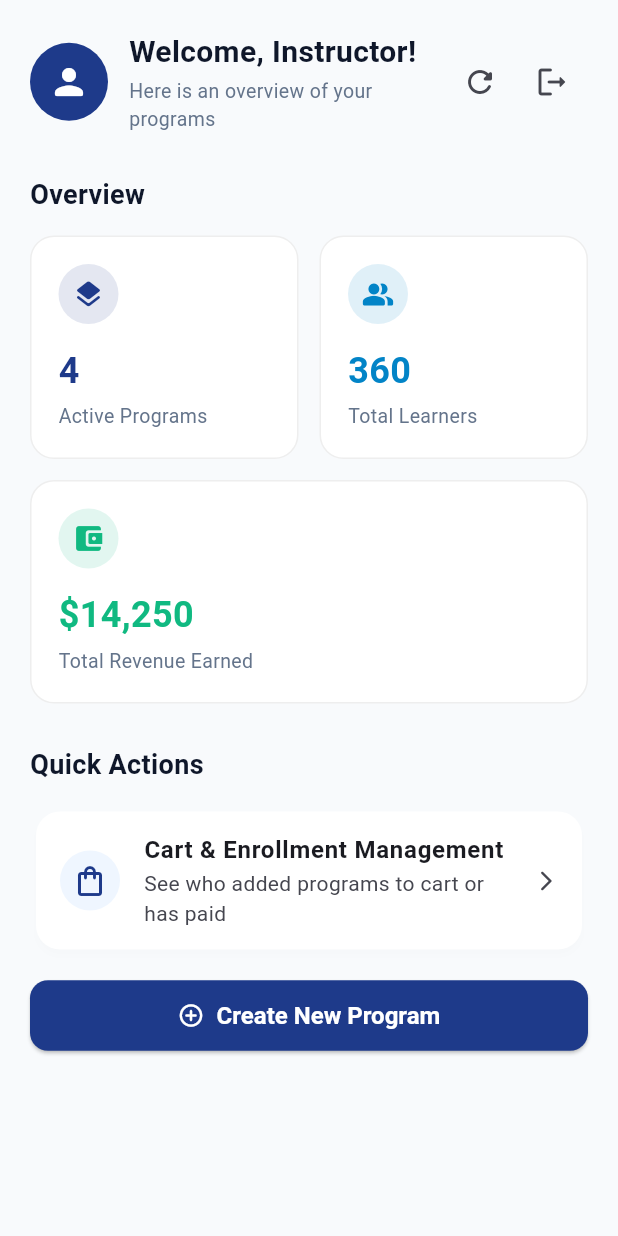
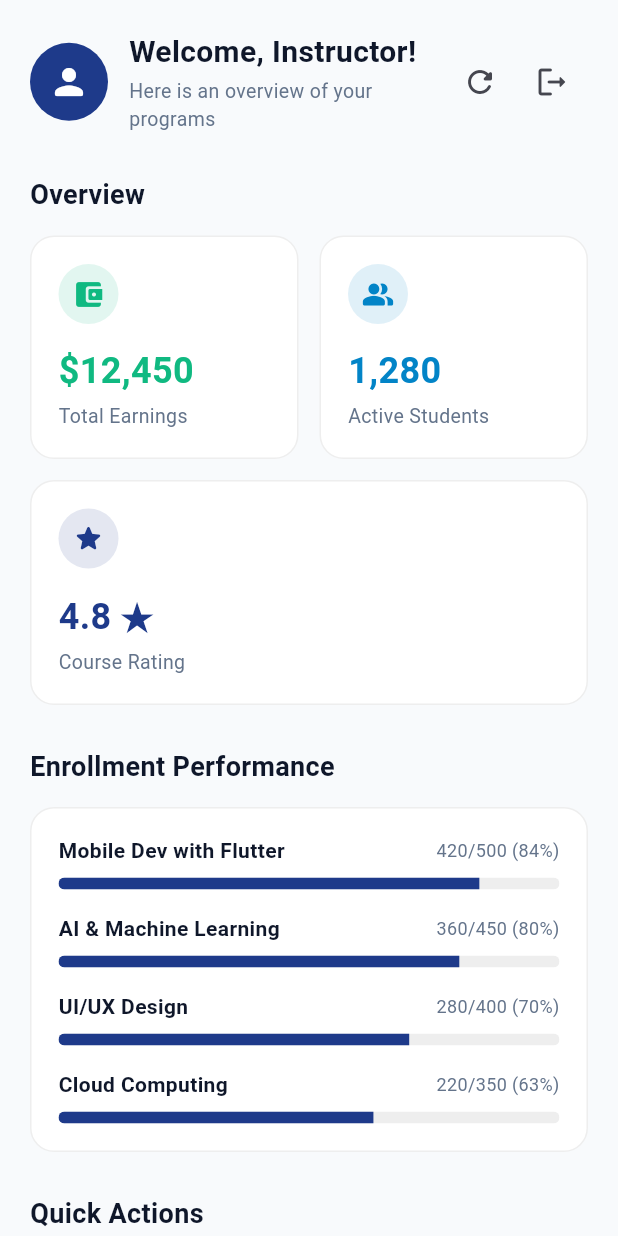
Before and after one commit to irtazaad328/ED-TECH_App, a Flutter app: the TeacherDashboardScreen screen opened by its route, on a phone screen of 412 x 824 dp. Run offline on Flutter 3.47's test engine with Material 3 defaults, Android fonts, the phone set to English and light mode, and no system bars.

Commit message:
Refactor dashboard metrics and enrollment model

```diff
--- a/flutterdemo/lib/screens/teacher/teacher_dashboard_screen.dart
+++ b/flutterdemo/lib/screens/teacher/teacher_dashboard_screen.dart
@@ -4,55 +4,88 @@ import '../../routes/app_routes.dart';
 import '../../theme/app_theme.dart';
 
 // ======================================================================
-// 1. DATA MODEL - holds the 3 dashboard numbers (no hardcoded UI values)
-//    Tip: you can later move this to lib/models/dashboard_metrics.dart
+// 1. DATA MODELS
 // ======================================================================
+
+/// One course's enrollment numbers (drives the progress bars)
+class CourseEnrollment {
+  final String name;
+  final int enrolled;
+  final int capacity;
+
+  const CourseEnrollment({
+    required this.name,
+    required this.enrolled,
+    required this.capacity,
+  });
+
+  factory CourseEnrollment.fromJson(Map<String, dynamic> json) {
+    return CourseEnrollment(
+      name: json['name'] as String,
+      enrolled: json['enrolled'] as int,
+      capacity: json['capacity'] as int,
+    );
+  }
+
+  // 0.0 to 1.0 for the progress bar
+  double get progress => capacity == 0 ? 0 : (enrolled / capacity).clamp(0, 1);
+}
+
+/// The 3 KPI numbers + the per-course breakdown
 class DashboardMetrics {
-  final int activePrograms;
-  final int totalLearners;
-  final double totalRevenue;
+  final double totalEarnings;
+  final int activeStudents;
+  final double courseRating;
+  final List<CourseEnrollment> courses;
 
   const DashboardMetrics({
-    required this.activePrograms,
-    required this.totalLearners,
-    required this.totalRevenue,
+    required this.totalEarnings,
+    required this.activeStudents,
+    required this.courseRating,
+    required this.courses,
   });
 
-  // Ready for a real API / JSON response later
   factory DashboardMetrics.fromJson(Map<String, dynamic> json) {
     return DashboardMetrics(
-      activePrograms: json['activePrograms'] as int,
-      totalLearners: json['totalLearners'] as int,
-      totalRevenue: (json['totalRevenue'] as num).toDouble(),
+      totalEarnings: (json['totalEarnings'] as num).toDouble(),
+      activeStudents: json['activeStudents'] as int,
+      courseRating: (json['courseRating'] as num).toDouble(),
+      courses: (json['courses'] as List)
+          .map((c) => CourseEnrollment.fromJson(c as Map<String, dynamic>))
+          .toList(),
     );
   }
 }
 
 // ======================================================================
-// 2. MOCK SERVICE - pretends to call an API (1 second delay).
-//    First call returns your original numbers (4 / 360 / 14,250);
-//    later calls change slightly so you can SEE refresh working.
+// 2. MOCK SERVICE (pretends to be an API, 1 second delay)
+//    First load = $12,450 / 1,280 / 4.8. Refreshes change slightly.
 // ======================================================================
 class DashboardService {
   static int _calls = 0;
 
+  // Used by tests so every test starts from the "first load" numbers
+  static void reset() => _calls = 0;
+
   static Future<DashboardMetrics> fetchMetrics() async {
     await Future.delayed(const Duration(seconds: 1));
     _calls++;
-    final rnd = Random();
-    final json = {
-      'activePrograms': 4 + (_calls > 1 ? rnd.nextInt(3) : 0),
-      'totalLearners': 360 + (_calls > 1 ? rnd.nextInt(40) : 0),
-      'totalRevenue': 14250.0 + (_calls > 1 ? rnd.nextInt(1500) : 0),
-    };
-    return DashboardMetrics.fromJson(json);
+    final bump = _calls > 1 ? Random().nextInt(5) + 1 : 0;
+    return DashboardMetrics.fromJson({
+      'totalEarnings': 12450.0 + bump * 45,
+      'activeStudents': 1280 + bump,
+      'courseRating': 4.8,
+      'courses': [
+        {'name': 'Mobile Dev with Flutter', 'enrolled': 420 + bump, 'capacity': 500},
+        {'name': 'AI & Machine Learning', 'enrolled': 360, 'capacity': 450},
+        {'name': 'UI/UX Design', 'enrolled': 280, 'capacity': 400},
+        {'name': 'Cloud Computing', 'enrolled': 220, 'capacity': 350},
+      ],
+    });
   }
 }
 
-/// Screen 12: Teacher Dashboard
-/// Welcome header, 3 DYNAMIC metric cards (loaded from a data model),
-/// pull-to-refresh, and two quick actions.
-/// StatefulWidget = a screen that can change (numbers load and refresh).
+/// Screen 12: Teacher Dashboard (Week 4: analytics + KPI polish)
 class TeacherDashboardScreen extends StatefulWidget {
   const TeacherDashboardScreen({super.key});
 
@@ -69,7 +102,7 @@ class _TeacherDashboardScreenState extends State<TeacherDashboardScreen> {
     _metricsFuture = DashboardService.fetchMetrics();
   }
 
-  // Used by pull-to-refresh, the reload icon and the Retry button
+  // Pull-to-refresh, reload icon and Retry button all use this
   Future<void> _reload() async {
     final newFuture = DashboardService.fetchMetrics();
     setState(() => _metricsFuture = newFuture);
@@ -81,12 +114,10 @@ class _TeacherDashboardScreenState extends State<TeacherDashboardScreen> {
         );
       }
     } catch (_) {
-      // the error UI is shown by the FutureBuilder
+      // error UI is shown by the FutureBuilder
     }
   }
 
-  // Logout: go back to Role Selection and clear all earlier screens,
-  // so the Back button can't return to the dashboard.
   void _logout(BuildContext context) {
     Navigator.pushNamedAndRemoveUntil(
       context,
@@ -95,33 +126,42 @@ class _TeacherDashboardScreenState extends State<TeacherDashboardScreen> {
     );
   }
 
-  // 14250 -> $14,250
-  String _formatMoney(double v) {
-    final s = v.toStringAsFixed(0);
-    final withCommas =
-        s.replaceAllMapped(RegExp(r'\B(?=(\d{3})+(?!\d))'), (m) => ',');
-    return '\$$withCommas';
+  // 12450 -> 12,450
+  String _commas(num v) {
+    return v.toStringAsFixed(0).replaceAllMapped(
+        RegExp(r'\B(?=(\d{3})+(?!\d))'), (m) => ',');
   }
 
-  // The 3 metric cards, built from the loaded model
-  Widget _buildMetrics(DashboardMetrics m) {
+  Widget _sectionTitle(String text) {
+    return Text(
+      text,
+      style: const TextStyle(
+        fontSize: 18,
+        fontWeight: FontWeight.bold,
+        color: AppTheme.textPrimary,
+      ),
+    );
+  }
+
+  // The 3 KPI cards
+  Widget _buildKpis(DashboardMetrics m) {
     return Column(
       children: [
         Row(
           children: [
             Expanded(
-              child: _MetricCard(
-                title: 'Active Programs',
-                value: '${m.activePrograms}',
-                icon: Icons.layers_rounded,
-                color: AppTheme.primary,
+              child: _KpiCard(
+                title: 'Total Earnings',
+                value: '\$${_commas(m.totalEarnings)}',
+                icon: Icons.account_balance_wallet_rounded,
+                color: AppTheme.success,
               ),
             ),
             const SizedBox(width: 14),
             Expanded(
-              child: _MetricCard(
-                title: 'Total Learners',
-                value: '${m.totalLearners}',
+              child: _KpiCard(
+                title: 'Active Students',
+                value: _commas(m.activeStudents),
                 icon: Icons.people_alt_rounded,
                 color: AppTheme.accent,
               ),
@@ -129,13 +169,66 @@ class _TeacherDashboardScreenState extends State<TeacherDashboardScreen> {
           ],
         ),
         const SizedBox(height: 14),
-        _MetricCard(
-          title: 'Total Revenue Earned',
-          value: _formatMoney(m.totalRevenue),
-          icon: Icons.account_balance_wallet_rounded,
-          color: AppTheme.success,
+        _KpiCard(
+          title: 'Course Rating',
+          value: '${m.courseRating.toStringAsFixed(1)} ★',
+          icon: Icons.star_rounded,
+          color: AppTheme.primary,
         ),
       ],
+    );
+  }
+
+  // Course-wise enrollment progress bars
+  Widget _buildEnrollment(DashboardMetrics m) {
+    return Container(
+      width: double.infinity,
+      padding: const EdgeInsets.all(18),
+      decoration: BoxDecoration(
+        color: Colors.white,
+        borderRadius: BorderRadius.circular(16),
+        border: Border.all(color: Colors.grey.shade200),
+      ),
+      child: Column(
+        children: [
+          for (int i = 0; i < m.courses.length; i++) ...[
+            _EnrollmentRow(course: m.courses[i]),
+            if (i != m.courses.length - 1) const SizedBox(height: 16),
+          ],
+        ],
+      ),
+    );
+  }
+
+  Widget _buildError() {
+    return Container(
+      width: double.infinity,
+      padding: const EdgeInsets.all(20),
+      decoration: BoxDecoration(
+        color: Colors.white,
+        borderRadius: BorderRadius.circular(16),
+        border: Border.all(color: Colors.grey.shade200),
+      ),
+      child: Column(
+        children: [
+          const Icon(Icons.error_outline_rounded, size: 48, color: Colors.red),
+          const SizedBox(height: 10),
+          const Text(
+            'Could not load your dashboard stats.',
+            style: TextStyle(color: AppTheme.textSecondary),
+          ),
+          const SizedBox(height: 12),
+          ElevatedButton.icon(
+            style: ElevatedButton.styleFrom(
+              backgroundColor: AppTheme.primary,
+              foregroundColor: Colors.white,
+            ),
+            icon: const Icon(Icons.refresh_rounded),
+            label: const Text('Retry'),
+            onPressed: _reload,
+          ),
+        ],
+      ),
     );
   }
 
@@ -143,17 +236,15 @@ class _TeacherDashboardScreenState extends State<TeacherDashboardScreen> {
   Widget build(BuildContext context) {
     return Scaffold(
       body: SafeArea(
-        // RefreshIndicator = pull down to reload
         child: RefreshIndicator(
           onRefresh: _reload,
           child: SingleChildScrollView(
-            // Always scrollable so pull-to-refresh works even on tall screens
             physics: const AlwaysScrollableScrollPhysics(),
             padding: const EdgeInsets.all(20),
             child: Column(
               crossAxisAlignment: CrossAxisAlignment.start,
               children: [
-                // ---------- 1. HEADER: avatar + greeting + reload + logout ----------
+                // ---------- 1. HEADER ----------
                 Row(
                   children: [
                     const CircleAvatar(
@@ -200,77 +291,41 @@ class _TeacherDashboardScreenState extends State<TeacherDashboardScreen> {
                 ),
                 const SizedBox(height: 28),
 
-                // ---------- 2. METRIC CARDS (dynamic) ----------
-                const Text(
-                  'Overview',
-                  style: TextStyle(
-                    fontSize: 18,
-                    fontWeight: FontWeight.bold,
-                    color: AppTheme.textPrimary,
-                  ),
-                ),
-                const SizedBox(height: 14),
-
-                // FutureBuilder rebuilds this part for each state:
-                // loading -> spinner, error -> retry, success -> cards
+                // ---------- 2 + 3. KPI CARDS and ENROLLMENT BARS ----------
+                // One FutureBuilder feeds both sections
                 FutureBuilder<DashboardMetrics>(
                   future: _metricsFuture,
                   builder: (context, snapshot) {
-                    // LOADING
                     if (snapshot.connectionState == ConnectionState.waiting) {
                       return const SizedBox(
-                        height: 180,
+                        height: 260,
                         child: Center(child: CircularProgressIndicator()),
                       );
                     }
-                    // ERROR
                     if (snapshot.hasError || !snapshot.hasData) {
-                      return Container(
-                        width: double.infinity,
-                        padding: const EdgeInsets.all(20),
-                        decoration: BoxDecoration(
-                          color: Colors.white,
-                          borderRadius: BorderRadius.circular(16),
-                          border: Border.all(color: Colors.grey.shade200),
-                        ),
-                        child: Column(
-                          children: [
-                            const Icon(Icons.error_outline_rounded,
-                                size: 48, color: Colors.red),
-                            const SizedBox(height: 10),
-                            const Text(
-                              'Could not load your dashboard stats.',
-                              style: TextStyle(
-                                  color: AppTheme.textSecondary),
-                            ),
-                            const SizedBox(height: 12),
-                            ElevatedButton.icon(
-                              icon: const Icon(Icons.refresh_rounded),
-                              label: const Text('Retry'),
-                              onPressed: _reload,
-                            ),
-                          ],
-                        ),
-                      );
+                      return _buildError();
                     }
-                    // SUCCESS
-                    return _buildMetrics(snapshot.data!);
+                    final m = snapshot.data!;
+                    return Column(
+                      crossAxisAlignment: CrossAxisAlignment.start,
+                      children: [
+                        _sectionTitle('Overview'),
+                        const SizedBox(height: 14),
+                        _buildKpis(m),
+                        const SizedBox(height: 28),
+                        _sectionTitle('Enrollment Performance'),
+                        const SizedBox(height: 14),
+                        _buildEnrollment(m),
+                      ],
+                    );
                   },
                 ),
                 const SizedBox(height: 28),
 
-                // ---------- 3. QUICK ACTIONS ----------
-                const Text(
-                  'Quick Actions',
-                  style: TextStyle(
-                    fontSize: 18,
-                    fontWeight: FontWeight.bold,
-                    color: AppTheme.textPrimary,
-                  ),
-                ),
+                // ---------- 4. QUICK ACTIONS ----------
+                _sectionTitle('Quick Actions'),
                 const SizedBox(height: 14),
 
-                // Action 1: opens Screen 13 (Cart Management)
                 Card(
                   child: ListTile(
                     contentPadding: const EdgeInsets.symmetric(
@@ -294,10 +349,14 @@ class _TeacherDashboardScreenState extends State<TeacherDashboardScreen> {
                 ),
                 const SizedBox(height: 16),
 
-                // Action 2: Create New Program button (placeholder for now)
                 SizedBox(
                   width: double.infinity,
                   child: ElevatedButton.icon(
+                    style: ElevatedButton.styleFrom(
+                      backgroundColor: AppTheme.primary,
+                      foregroundColor: Colors.white,
+                      padding: const EdgeInsets.symmetric(vertical: 14),
+                    ),
                     icon: const Icon(Icons.add_circle_outline_rounded),
                     label: const Text('Create New Program'),
                     onPressed: () {
@@ -318,15 +377,14 @@ class _TeacherDashboardScreenState extends State<TeacherDashboardScreen> {
   }
 }
 
-/// One reusable stat card (icon, big number, label).
-/// Built once here and used three times above, so we don't repeat code.
-class _MetricCard extends StatelessWidget {
+/// One KPI card (icon, big value, label)
+class _KpiCard extends StatelessWidget {
   final String title;
   final String value;
   final IconData icon;
   final Color color;
 
-  const _MetricCard({
+  const _KpiCard({
     required this.title,
     required this.value,
     required this.icon,
@@ -373,3 +431,51 @@ class _MetricCard extends StatelessWidget {
     );
   }
 }
+
+/// One course row: name, "enrolled / capacity", and a progress bar
+class _EnrollmentRow extends StatelessWidget {
+  final CourseEnrollment course;
+
+  const _EnrollmentRow({required this.course});
+
+  @override
+  Widget build(BuildContext context) {
+    final percent = (course.progress * 100).round();
+    return Column(
+      crossAxisAlignment: CrossAxisAlignment.start,
+      children: [
+        Row(
+          mainAxisAlignment: MainAxisAlignment.spaceBetween,
+          children: [
+            Expanded(
+              child: Text(
+                course.name,
+                style: const TextStyle(
+                  fontWeight: FontWeight.w600,
+                  color: AppTheme.textPrimary,
+                ),
+              ),
+            ),
+            Text(
+              '${course.enrolled}/${course.capacity} ($percent%)',
+              style: const TextStyle(
+                fontSize: 12,
+                color: AppTheme.textSecondary,
+              ),
+            ),
+          ],
+        ),
+        const SizedBox(height: 8),
+        ClipRRect(
+          borderRadius: BorderRadius.circular(8),
+          child: LinearProgressIndicator(
+            value: course.progress,
+            minHeight: 8,
+            backgroundColor: Colors.grey.shade200,
+            valueColor: const AlwaysStoppedAnimation<Color>(AppTheme.primary),
+          ),
+        ),
+      ],
+    );
+  }
+}
```
